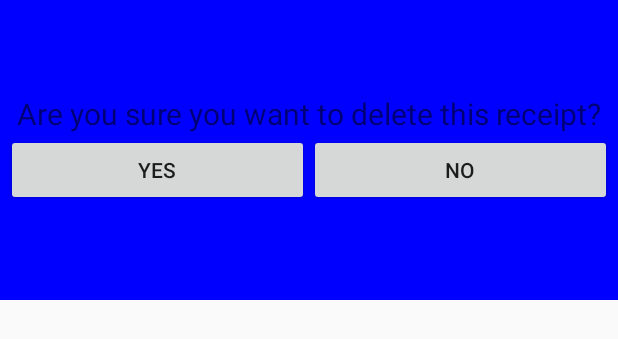
After one commit to Rhymex94/AndroidReceipts, an Android app: the layout dialog_remove_receipt.xml on its own in the app's theme, with its tools: preview values and no code run, on a phone screen of 412 x 824 dp. The commit adds this screen. Shown: the top 339 px of the screen. Run offline under Robolectric (Android 15) with nearby library versions, the phone set to English and light mode, and no system bars.

Commit message:
Added the ability to delete tables and receipts. Updated the strings to resemble the finnish translation. Fixed bug with dates in the database. Application now in a state that it can be used. Non-functional changes possible in near future.

```diff
--- a/AndroidReceipts/app/src/main/java/necspe/androidreceipts/CreateReceiptDialog.java
+++ b/AndroidReceipts/app/src/main/java/necspe/androidreceipts/CreateReceiptDialog.java
@@ -30,6 +30,7 @@ public class CreateReceiptDialog extends Dialog{
     Button createButton;
     Button cancelButton;
     SimpleDateFormat formatter;
+    GFunctions f;
 
 
     public CreateReceiptDialog(Activity c, String table){
@@ -44,6 +45,7 @@ public class CreateReceiptDialog extends Dialog{
         requestWindowFeature(Window.FEATURE_NO_TITLE);
         setContentView(R.layout.dialog_create_receipt);
         db = new Database(getContext());
+        f = new GFunctions(getContext());
 
         formatter = new SimpleDateFormat("dd-MM-yyyy");
         Calendar cal = Calendar.getInstance();
@@ -62,7 +64,7 @@ public class CreateReceiptDialog extends Dialog{
             public void onClick(View v) {
                 String sum = sumText.getText().toString().trim();
                 String desc = descText.getText().toString().trim();
-                String date = dateText.getText().toString().trim();
+                String date = f.dateConvert(dateText.getText().toString().trim());
                 if (!sum.equals("") && !desc.equals("")) {
                     db.addReceipt(table, sum, date, desc);
                     dismiss();
--- a/AndroidReceipts/app/src/main/java/necspe/androidreceipts/GFunctions.java
+++ b/AndroidReceipts/app/src/main/java/necspe/androidreceipts/GFunctions.java
@@ -81,6 +81,9 @@ public class GFunctions {
         context.startActivity(receipts);
     }
 
-
+    public String dateConvert(String date){
+        String out = date.split("-")[2] + "-" + date.split("-")[1] + "-" + date.split("-")[0];
+        return out;
+    }
 
 }
--- /dev/null
+++ b/AndroidReceipts/app/src/main/res/layout/dialog_remove_receipt.xml
@@ -0,0 +1,41 @@
+<?xml version="1.0" encoding="utf-8"?>
+<LinearLayout xmlns:android="http://schemas.android.com/apk/res/android"
+    android:orientation="vertical"
+    android:layout_width="fill_parent"
+    android:layout_height="200dp"
+    android:gravity="center"
+    android:background="#0000FF">
+
+    <TextView
+        android:layout_width="match_parent"
+        android:layout_height="wrap_content"
+        android:text="@string/remove_receipt_title"
+        android:textAlignment="center"
+        android:textSize="20sp"/>
+
+    <LinearLayout
+        android:layout_width="match_parent"
+        android:layout_height="wrap_content"
+        android:orientation="horizontal"
+        android:layout_marginLeft="4dp"
+        android:layout_marginRight="4dp">
+
+
+        <Button
+            android:layout_width="0dp"
+            android:layout_height="wrap_content"
+            android:layout_weight="1"
+            android:text="@string/remove_receipt_yes"
+            android:id="@+id/remove_receipt_yes"/>
+
+        <Button
+            android:layout_width="0dp"
+            android:layout_height="wrap_content"
+            android:layout_weight="1"
+            android:text="@string/remove_receipt_no"
+            android:id="@+id/remove_receipt_no"/>
+
+
+    </LinearLayout>
+
+</LinearLayout>
--- a/AndroidReceipts/app/src/main/res/values/strings.xml
+++ b/AndroidReceipts/app/src/main/res/values/strings.xml
@@ -21,6 +21,8 @@
     <string name="placeholder_date">DD--MM--YYYY</string>
     <string name="search_instruction">Search</string>
     <string name="search_button">GO!</string>
+    <string name="receipts_total">Total:</string>
+    <string name="receipts_total_sum_placeholder">0.00</string>
 
     <!-- CreateReceiptDialog strings !-->
     <string name="create_receipt_title">Create new receipt</string>
@@ -32,6 +34,12 @@
     <string name="create_receipt_cancel_button">Cancel</string>
     <string name="create_receipt_sum_empty">Please enter the sum</string>
     <string name="create_receipt_desc_empty">Please give a short description</string>
+
+    <!-- RemoveDialog strings !-->
+    <string name="remove_receipt_title">Are you sure you want to delete this receipt?</string>
+    <string name="remove_table_title">Are you sure you want to delete this table?</string>
+    <string name="remove_receipt_yes">Yes</string>
+    <string name="remove_receipt_no">No</string>
 
 
     <!-- Toolbar strings !-->
```
Also changed, not shown: AndroidReceipts/app/src/main/java/necspe/androidreceipts/Database.java (+5 -4 lines), AndroidReceipts/app/src/main/java/necspe/androidreceipts/ReceiptsActivity.java (+54 -6 lines), AndroidReceipts/app/src/main/java/necspe/androidreceipts/RemoveReceiptDialog.java (added, +53 -0 lines), AndroidReceipts/app/src/main/java/necspe/androidreceipts/RemoveTableDialog.java (added, +53 -0 lines), AndroidReceipts/app/src/main/java/necspe/androidreceipts/TablesActivity.java (+9 -0 lines), AndroidReceipts/app/src/main/res/layout/activity_receipts.xml (+5 -4 lines), AndroidReceipts/app/src/main/res/layout/dialog_remove_table.xml (added, +41 -0 lines), 2 other files.
